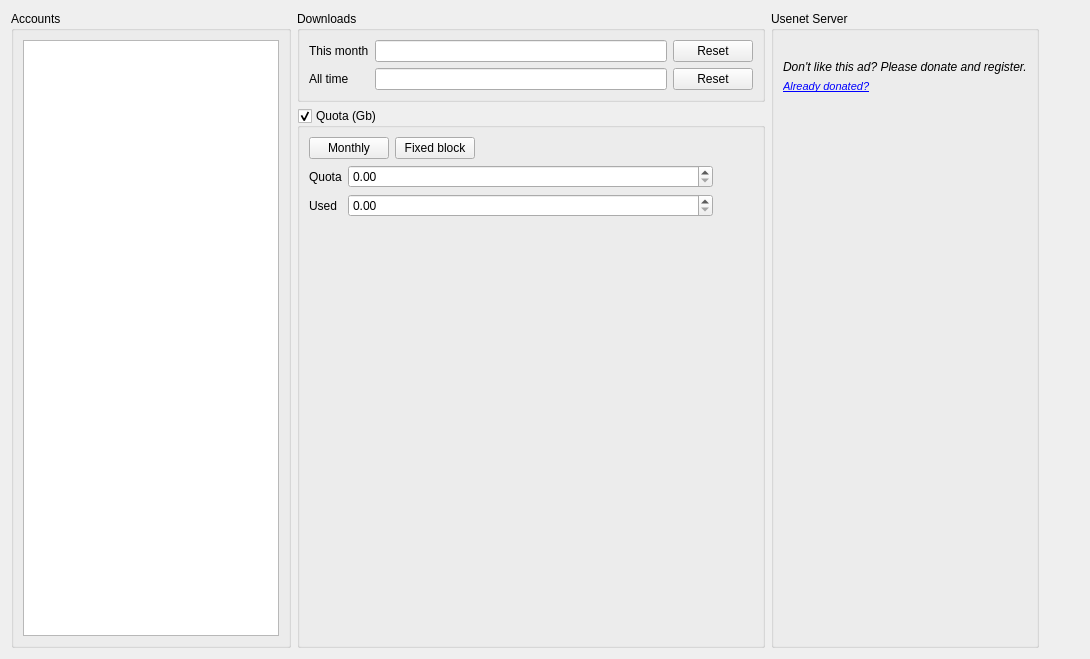
First picture: the form in app/gui/accounts.ui, repository ensisoft/newsflash-plus, before the edit.
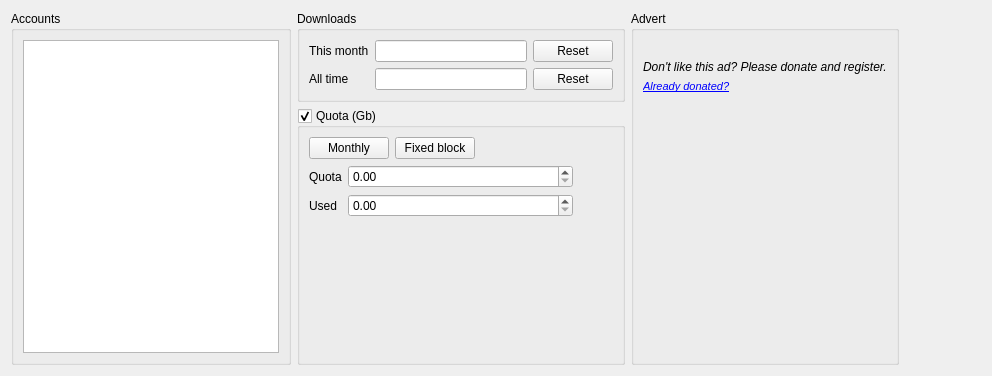
Second picture: the form after the edit. Icons and pictures are not drawn. Custom widgets are drawn as their Qt base class.

The edit to the form file:
```diff
--- a/app/gui/accounts.ui
+++ b/app/gui/accounts.ui
@@ -6,8 +6,8 @@
    <rect>
     <x>0</x>
     <y>0</y>
-    <width>1090</width>
-    <height>659</height>
+    <width>992</width>
+    <height>376</height>
    </rect>
   </property>
   <property name="windowTitle">
@@ -276,8 +276,8 @@
             </property>
             <property name="minimumSize">
              <size>
-              <width>400</width>
-              <height>400</height>
+              <width>0</width>
+              <height>0</height>
              </size>
             </property>
             <property name="maximumSize">
@@ -330,7 +330,7 @@
       </sizepolicy>
      </property>
      <property name="title">
-      <string>Usenet Server</string>
+      <string>Advert</string>
      </property>
      <layout class="QVBoxLayout" name="verticalLayout">
       <item>
```
